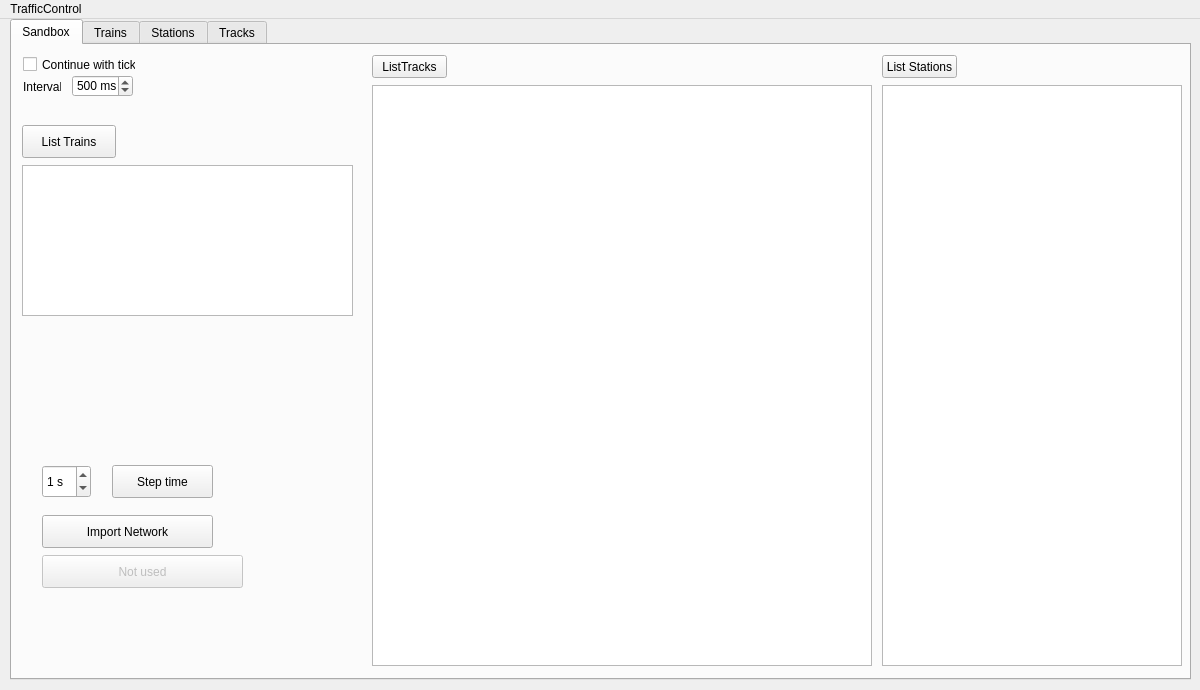
Qt form trafficcontrol.ui (cutetrains/trafficControl-dev) before a commit.
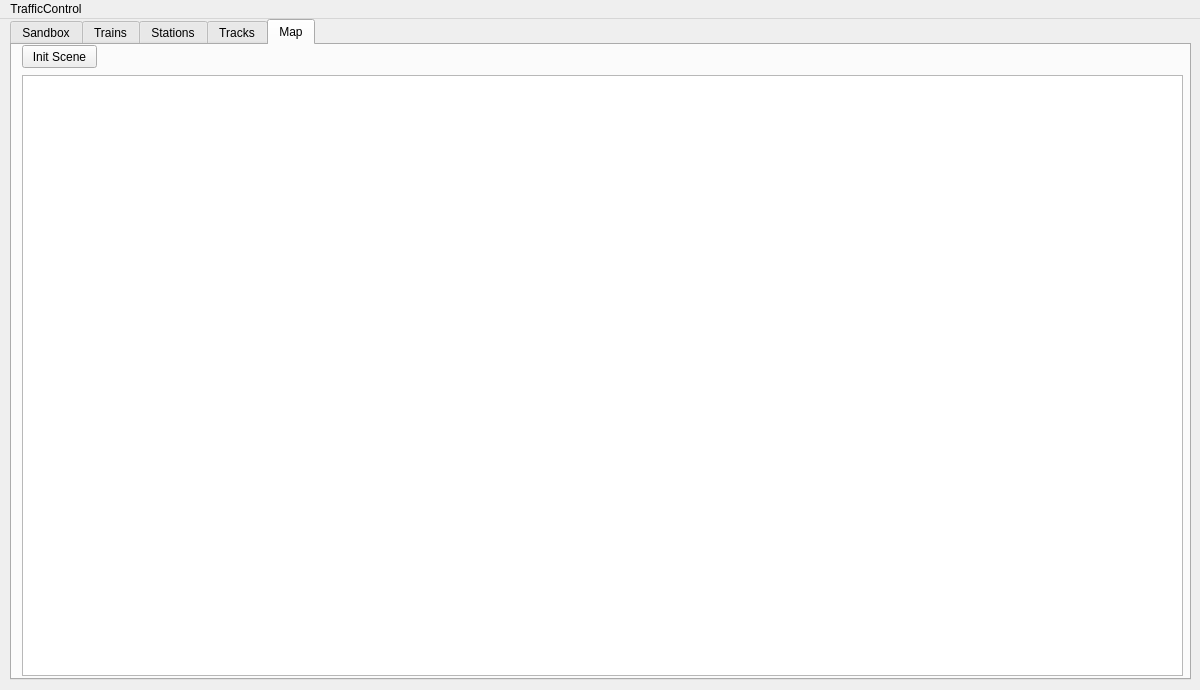
The same form after that commit.

Commit message: Updating user interface and adding graphicsView for future map

The edit to the form file:
```diff
--- a/trafficcontrol.ui
+++ b/trafficcontrol.ui
@@ -39,7 +39,7 @@
      <cursorShape>ArrowCursor</cursorShape>
     </property>
     <property name="currentIndex">
-     <number>0</number>
+     <number>4</number>
     </property>
     <widget class="QWidget" name="tab">
      <attribute name="title">
@@ -473,6 +473,34 @@
       <string>Tracks</string>
      </attribute>
     </widget>
+    <widget class="QWidget" name="tab_map">
+     <attribute name="title">
+      <string>Map</string>
+     </attribute>
+     <widget class="QGraphicsView" name="mapGraphicsView">
+      <property name="geometry">
+       <rect>
+        <x>10</x>
+        <y>30</y>
+        <width>1161</width>
+        <height>601</height>
+       </rect>
+      </property>
+     </widget>
+     <widget class="QPushButton" name="graphicsInitButton">
+      <property name="geometry">
+       <rect>
+        <x>10</x>
+        <y>0</y>
+        <width>75</width>
+        <height>23</height>
+       </rect>
+      </property>
+      <property name="text">
+       <string>Init Scene</string>
+      </property>
+     </widget>
+    </widget>
    </widget>
   </widget>
   <widget class="QMenuBar" name="menuBar">
```
The commit also changes 1 other file.
